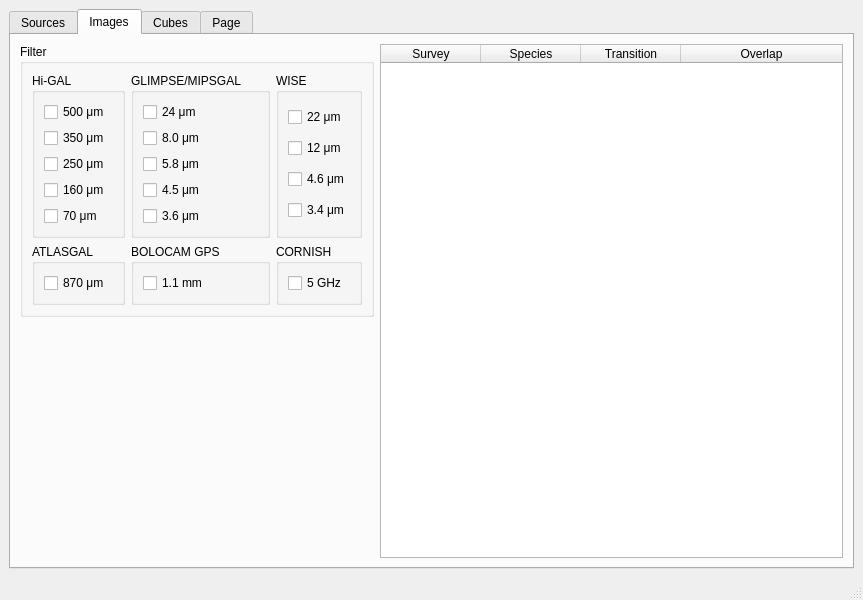
VisIVOLab/ViaLacteaVisualAnalytics, file Code/ui/usertablewindow.ui: the form before one commit.
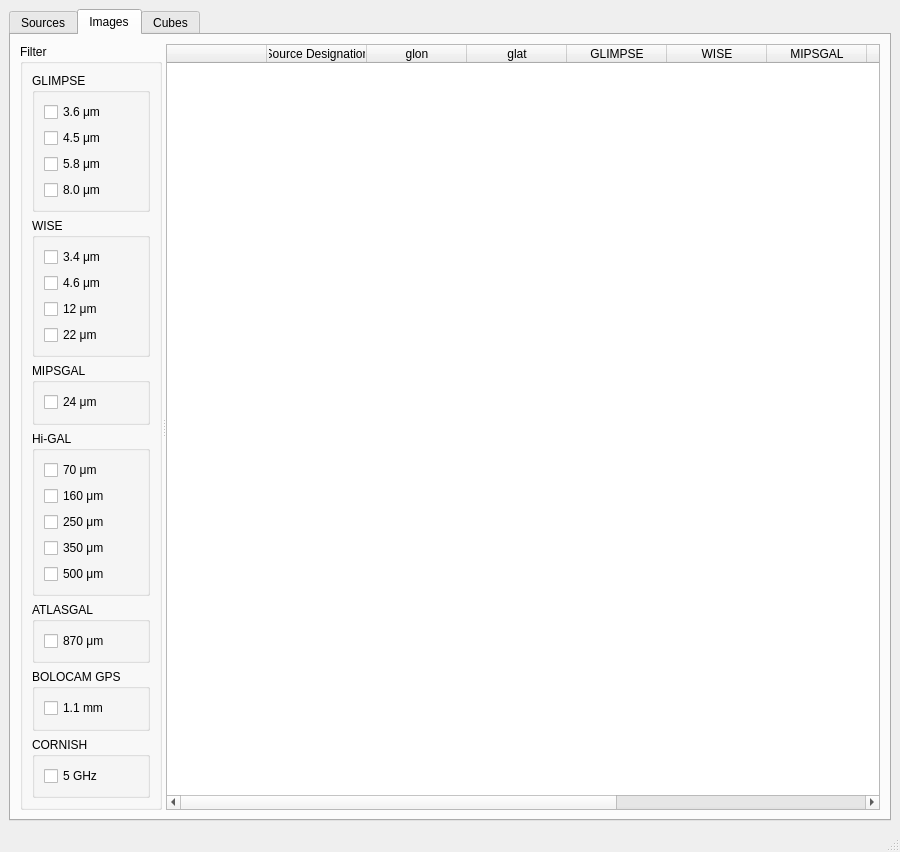
The form after the commit. The open tabs and pages were chosen to show the change.

Commit message: Changed images table structure to show available surveys for each source

Patch:
```diff
--- a/Code/ui/usertablewindow.ui
+++ b/Code/ui/usertablewindow.ui
@@ -6,8 +6,8 @@
    <rect>
     <x>0</x>
     <y>0</y>
-    <width>863</width>
-    <height>600</height>
+    <width>900</width>
+    <height>812</height>
    </rect>
   </property>
   <property name="windowTitle">
@@ -24,8 +24,15 @@
        <attribute name="title">
         <string>Sources</string>
        </attribute>
-       <layout class="QHBoxLayout" name="horizontalLayout">
-        <item alignment="Qt::AlignLeft|Qt::AlignTop">
+       <layout class="QVBoxLayout" name="verticalLayout_6">
+        <item>
+         <widget class="QSplitter" name="splitter">
+          <property name="orientation">
+           <enum>Qt::Horizontal</enum>
+          </property>
+          <property name="childrenCollapsible">
+           <bool>false</bool>
+          </property>
          <widget class="QWidget" name="settingsContainer" native="true">
           <layout class="QVBoxLayout" name="verticalLayout_3">
            <item>
@@ -159,14 +166,28 @@
              </layout>
             </widget>
            </item>
-          </layout>
-         </widget>
-        </item>
-        <item>
-         <widget class="QWidget" name="tableContainer" native="true">
-          <layout class="QVBoxLayout" name="verticalLayout_2">
-           <item>
+            <item>
+             <spacer name="verticalSpacer">
+              <property name="orientation">
+               <enum>Qt::Vertical</enum>
+              </property>
+              <property name="sizeHint" stdset="0">
+               <size>
+                <width>20</width>
+                <height>40</height>
+               </size>
+              </property>
+             </spacer>
+            </item>
+           </layout>
+          </widget>
             <widget class="QTableWidget" name="sourcesTable">
+           <property name="sizePolicy">
+            <sizepolicy hsizetype="Expanding" vsizetype="Expanding">
+             <horstretch>1</horstretch>
+             <verstretch>0</verstretch>
+            </sizepolicy>
+           </property>
              <property name="editTriggers">
               <set>QAbstractItemView::NoEditTriggers</set>
              </property>
@@ -177,8 +198,6 @@
               <enum>QAbstractItemView::SelectRows</enum>
              </property>
             </widget>
-           </item>
-          </layout>
          </widget>
         </item>
        </layout>
@@ -187,63 +206,26 @@
        <attribute name="title">
         <string>Images</string>
        </attribute>
-       <layout class="QHBoxLayout" name="horizontalLayout_2">
-        <item alignment="Qt::AlignLeft|Qt::AlignTop">
+       <layout class="QVBoxLayout" name="verticalLayout_2">
+        <item>
+         <widget class="QSplitter" name="splitter_2">
+          <property name="orientation">
+           <enum>Qt::Horizontal</enum>
+          </property>
+          <property name="childrenCollapsible">
+           <bool>false</bool>
+          </property>
          <widget class="QGroupBox" name="filterBox">
           <property name="title">
            <string>Filter</string>
           </property>
-          <layout class="QGridLayout" name="gridLayout">
-           <item row="1" column="2">
-            <widget class="QGroupBox" name="cornishBox">
-             <property name="title">
-              <string>CORNISH</string>
-             </property>
-             <layout class="QVBoxLayout" name="verticalLayout_15">
+           <layout class="QVBoxLayout" name="verticalLayout_7">
               <item>
-               <widget class="QCheckBox" name="cornish_5_checkBox">
-                <property name="text">
-                 <string>5 GHz</string>
-                </property>
-               </widget>
-              </item>
-             </layout>
-            </widget>
-           </item>
-           <item row="0" column="1">
             <widget class="QGroupBox" name="glimpseBox">
              <property name="title">
-              <string>GLIMPSE/MIPSGAL</string>
+               <string>GLIMPSE</string>
              </property>
              <layout class="QVBoxLayout" name="verticalLayout_12">
-              <item>
-               <widget class="QCheckBox" name="glimpse_24_checkBox">
-                <property name="text">
-                 <string>24 μm</string>
-                </property>
-               </widget>
-              </item>
-              <item>
-               <widget class="QCheckBox" name="glimpse_8_checkBox">
-                <property name="text">
-                 <string>8.0 μm</string>
-                </property>
-               </widget>
-              </item>
-              <item>
-               <widget class="QCheckBox" name="glimpse_58_checkBox">
-                <property name="text">
-                 <string>5.8 μm</string>
-                </property>
-               </widget>
-              </item>
-              <item>
-               <widget class="QCheckBox" name="glimpse_45_checkBox">
-                <property name="text">
-                 <string>4.5 μm</string>
-                </property>
-               </widget>
-              </item>
               <item>
                <widget class="QCheckBox" name="glimpse_36_checkBox">
                 <property name="text">
@@ -251,36 +233,36 @@
                 </property>
                </widget>
               </item>
+               <item>
+                <widget class="QCheckBox" name="glimpse_45_checkBox">
+                 <property name="text">
+                  <string>4.5 μm</string>
+                 </property>
+                </widget>
+               </item>
+               <item>
+                <widget class="QCheckBox" name="glimpse_58_checkBox">
+                 <property name="text">
+                  <string>5.8 μm</string>
+                 </property>
+                </widget>
+               </item>
+               <item>
+                <widget class="QCheckBox" name="glimpse_8_checkBox">
+                 <property name="text">
+                  <string>8.0 μm</string>
+                 </property>
+                </widget>
+               </item>
              </layout>
             </widget>
            </item>
-           <item row="0" column="2">
+            <item>
             <widget class="QGroupBox" name="wiseBox">
              <property name="title">
               <string>WISE</string>
              </property>
              <layout class="QVBoxLayout" name="verticalLayout_13">
-              <item>
-               <widget class="QCheckBox" name="wise_22_checkBox">
-                <property name="text">
-                 <string>22 μm</string>
-                </property>
-               </widget>
-              </item>
-              <item>
-               <widget class="QCheckBox" name="wise_12_checkBox">
-                <property name="text">
-                 <string>12 μm</string>
-                </property>
-               </widget>
-              </item>
-              <item>
-               <widget class="QCheckBox" name="wise_46_checkBox">
-                <property name="text">
-                 <string>4.6 μm</string>
-                </property>
-               </widget>
-              </item>
               <item>
                <widget class="QCheckBox" name="wise_34_checkBox">
                 <property name="text">
@@ -288,10 +270,110 @@
                 </property>
                </widget>
               </item>
+               <item>
+                <widget class="QCheckBox" name="wise_46_checkBox">
+                 <property name="text">
+                  <string>4.6 μm</string>
+                 </property>
+                </widget>
+               </item>
+               <item>
+                <widget class="QCheckBox" name="wise_12_checkBox">
+                 <property name="text">
+                  <string>12 μm</string>
+                 </property>
+                </widget>
+               </item>
+               <item>
+                <widget class="QCheckBox" name="wise_22_checkBox">
+                 <property name="text">
+                  <string>22 μm</string>
+                 </property>
+                </widget>
+               </item>
              </layout>
             </widget>
            </item>
-           <item row="1" column="1">
+            <item>
+             <widget class="QGroupBox" name="mipsgalBox">
+              <property name="title">
+               <string>MIPSGAL</string>
+              </property>
+              <layout class="QVBoxLayout" name="verticalLayout_8">
+               <item>
+                <widget class="QCheckBox" name="mipsgal_24_checkBox">
+                 <property name="text">
+                  <string>24 μm</string>
+                 </property>
+                </widget>
+               </item>
+              </layout>
+             </widget>
+            </item>
+            <item>
+             <widget class="QGroupBox" name="higalBox">
+              <property name="enabled">
+               <bool>true</bool>
+              </property>
+              <property name="title">
+               <string>Hi-GAL</string>
+              </property>
+              <layout class="QVBoxLayout" name="verticalLayout_5">
+               <item>
+                <widget class="QCheckBox" name="higal_70_checkBox">
+                 <property name="text">
+                  <string>70 μm </string>
+                 </property>
+                </widget>
+               </item>
+               <item>
+                <widget class="QCheckBox" name="higal_160_checkBox">
+                 <property name="text">
+                  <string>160 μm </string>
+                 </property>
+                </widget>
+               </item>
+               <item>
+                <widget class="QCheckBox" name="higal_250_checkBox">
+                 <property name="text">
+                  <string>250 μm </string>
+                 </property>
+                </widget>
+               </item>
+               <item>
+                <widget class="QCheckBox" name="higal_350_checkBox">
+                 <property name="text">
+                  <string>350 μm </string>
+                 </property>
+                </widget>
+               </item>
+               <item>
+                <widget class="QCheckBox" name="higal_500_checkBox">
+                 <property name="text">
+                  <string>500 μm</string>
+                 </property>
+                </widget>
+               </item>
+              </layout>
+             </widget>
+            </item>
+            <item>
+             <widget class="QGroupBox" name="atlasgalBox">
+              <property name="title">
+               <string>ATLASGAL</string>
+              </property>
+              <layout class="QVBoxLayout" name="verticalLayout_14">
+               <item>
+                <widget class="QCheckBox" name="atlasgal_870_checkBox">
+                 <property name="text">
+                  <string>870 μm</string>
+                 </property>
+                </widget>
+               </item>
+              </layout>
+             </widget>
+            </item>
+            <item>
             <widget class="QGroupBox" name="bolocamBox">
              <property name="title">
               <string>BOLOCAM GPS</string>
@@ -307,74 +389,31 @@
              </layout>
             </widget>
            </item>
-           <item row="1" column="0">
-            <widget class="QGroupBox" name="atlasgalBox">
-             <property name="title">
-              <string>ATLASGAL</string>
-             </property>
-             <layout class="QVBoxLayout" name="verticalLayout_14">
               <item>
-               <widget class="QCheckBox" name="atlasgal_870_checkBox">
-                <property name="text">
-                 <string>870 μm</string>
-                </property>
-               </widget>
-              </item>
-             </layout>
-            </widget>
-           </item>
-           <item row="0" column="0">
-            <widget class="QGroupBox" name="higalBox">
-             <property name="enabled">
-              <bool>true</bool>
-             </property>
+             <widget class="QGroupBox" name="cornishBox">
              <property name="title">
-              <string>Hi-GAL</string>
-             </property>
-             <layout class="QVBoxLayout" name="verticalLayout_5">
+               <string>CORNISH</string>
+              </property>
+              <layout class="QVBoxLayout" name="verticalLayout_15">
               <item>
-               <widget class="QCheckBox" name="higal_500_checkBox">
+                <widget class="QCheckBox" name="cornish_5_checkBox">
                 <property name="text">
-                 <string>500 μm</string>
+                  <string>5 GHz</string>
                 </property>
                </widget>
               </item>
-              <item>
-               <widget class="QCheckBox" name="higal_350_checkBox">
-                <property name="text">
-                 <string>350 μm </string>
-                </property>
-               </widget>
-              </item>
-              <item>
-               <widget class="QCheckBox" name="higal_250_checkBox">
-                <property name="text">
-                 <string>250 μm </string>
-                </property>
-               </widget>
-              </item>
-              <item>
-               <widget class="QCheckBox" name="higal_160_checkBox">
-                <property name="text">
-                 <string>160 μm </string>
-                </property>
-               </widget>
-              </item>
-              <item>
-               <widget class="QCheckBox" name="higal_70_checkBox">
-                <property name="text">
-                 <string>70 μm </string>
-                </property>
-               </widget>
-              </item>
              </layout>
             </widget>
            </item>
           </layout>
          </widget>
-        </item>
-        <item>
          <widget class="QTableWidget" name="imagesTable">
+           <property name="sizePolicy">
+            <sizepolicy hsizetype="Expanding" vsizetype="Expanding">
+             <horstretch>1</horstretch>
+             <verstretch>0</verstretch>
+            </sizepolicy>
+           </property>
           <property name="editTriggers">
            <set>QAbstractItemView::NoEditTriggers</set>
           </property>
@@ -384,29 +423,95 @@
           <property name="selectionBehavior">
            <enum>QAbstractItemView::SelectRows</enum>
           </property>
-          <attribute name="horizontalHeaderStretchLastSection">
-           <bool>true</bool>
-          </attribute>
           <column>
            <property name="text">
-            <string>Survey</string>
-           </property>
+             <string/>
+            </property>
+            <property name="textAlignment">
+             <set>AlignCenter</set>
+            </property>
           </column>
           <column>
            <property name="text">
-            <string>Species</string>
-           </property>
+             <string>Source Designation</string>
+            </property>
+            <property name="textAlignment">
+             <set>AlignCenter</set>
+            </property>
           </column>
           <column>
            <property name="text">
-            <string>Transition</string>
-           </property>
+             <string>glon</string>
+            </property>
+            <property name="textAlignment">
+             <set>AlignCenter</set>
+            </property>
           </column>
           <column>
            <property name="text">
-            <string>Overlap</string>
-           </property>
-          </column>
+             <string>glat</string>
+            </property>
+            <property name="textAlignment">
+             <set>AlignCenter</set>
+            </property>
+           </column>
+           <column>
+            <property name="text">
+             <string>GLIMPSE</string>
+            </property>
+            <property name="textAlignment">
+             <set>AlignCenter</set>
+            </property>
+           </column>
+           <column>
+            <property name="text">
+             <string>WISE</string>
+            </property>
+            <property name="textAlignment">
+             <set>AlignCenter</set>
+            </property>
+           </column>
+           <column>
+            <property name="text">
+             <string>MIPSGAL</string>
+            </property>
+            <property name="textAlignment">
+             <set>AlignCenter</set>
+            </property>
+           </column>
+           <column>
+            <property name="text">
+             <string>Hi-GAL</string>
+            </property>
+            <property name="textAlignment">
+             <set>AlignCenter</set>
+            </property>
+           </column>
+           <column>
+            <property name="text">
+             <string>ATLASGAL</string>
+            </property>
+            <property name="textAlignment">
+             <set>AlignCenter</set>
+            </property>
+           </column>
+           <column>
+            <property name="text">
+             <string>BGPS</string>
+            </property>
+            <property name="textAlignment">
+             <set>AlignCenter</set>
+            </property>
+           </column>
+           <column>
+            <property name="text">
+             <string>CORNISH</string>
+            </property>
+            <property name="textAlignment">
+             <set>AlignCenter</set>
+            </property>
+           </column>
+          </widget>
          </widget>
         </item>
        </layout>
@@ -454,11 +559,6 @@
         </item>
        </layout>
       </widget>
-      <widget class="QWidget" name="tab_4">
-       <attribute name="title">
-        <string>Page</string>
-       </attribute>
-      </widget>
      </widget>
     </item>
    </layout>
@@ -468,8 +568,8 @@
     <rect>
      <x>0</x>
      <y>0</y>
-     <width>863</width>
-     <height>24</height>
+     <width>900</width>
+     <height>22</height>
     </rect>
    </property>
   </widget>
```
Left out of the diff: 32 changed lines with no effect on the pictures. Lines whose indentation alone changed are shown as unchanged. The commit also changes 2 other files.
